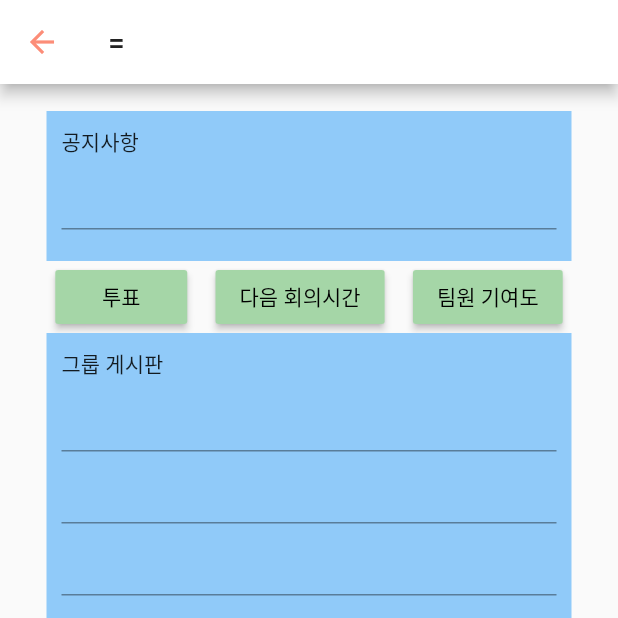
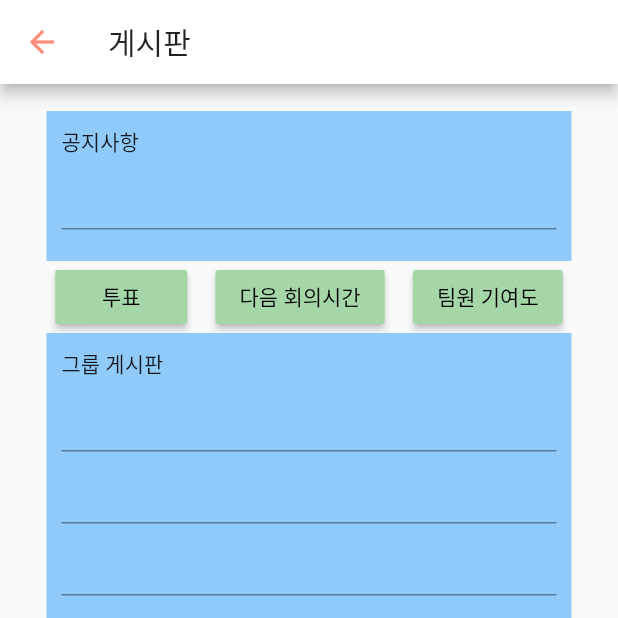
Before and after one commit to Chaehyunee/Teaming, a Flutter app: the BoardPage screen opened by its route, on a phone screen of 412 x 824 dp, the top half of it. Run offline on Flutter 3.47's test engine with Material 2 defaults, Android fonts, the phone set to English and light mode, and no system bars; our stand-ins replace date_format, flutter_signin_button, percent_indicator, syncfusion_flutter_calendar, timer_builder.

Commit message:
board페이지 누락 수정

```diff
--- a/lib/screens/boardPage.dart
+++ b/lib/screens/boardPage.dart
@@ -10,7 +10,7 @@ class _BoardPageState extends State<BoardPage> {
   Widget build(BuildContext context) {
     return Scaffold(
         appBar: AppBar(
-          title: Text('='),
+          title: Text('게시판'),
         ),
         body: Padding(
             padding: const EdgeInsets.all(18.0),
```
Also changed, not shown: lib/screens/MainPage.dart (+12 -4 lines).
